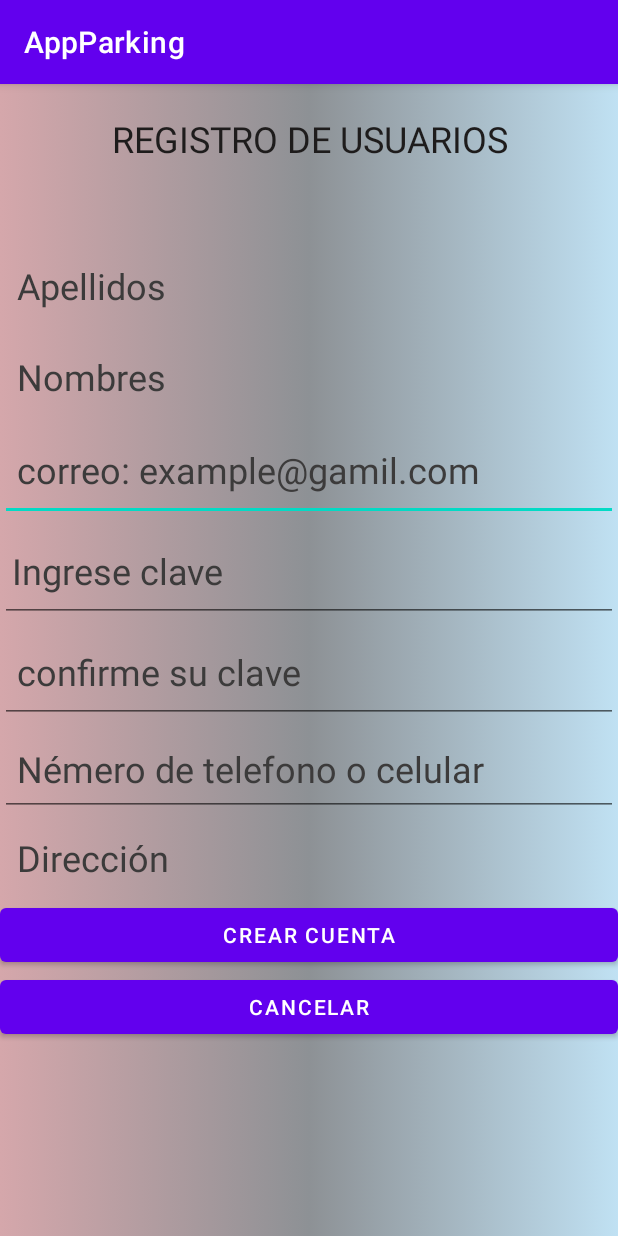
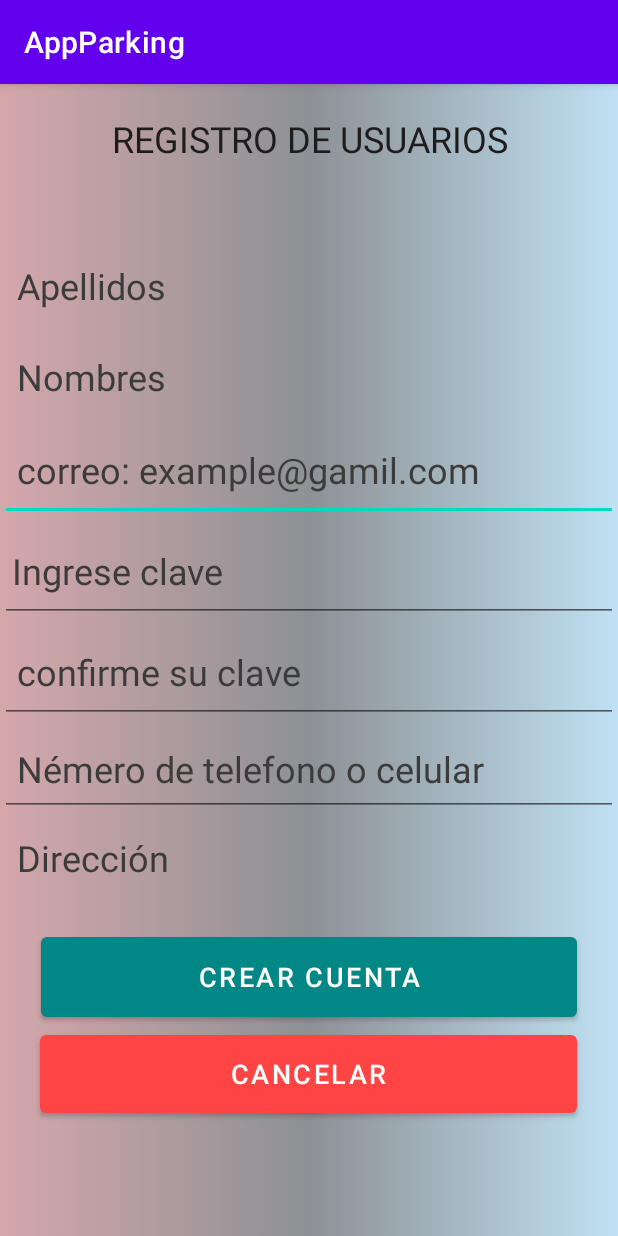
Before and after one commit to Alatriz18/AppParking1, an Android app: the activity_registro screen opened directly, with no data from a screen before it, on a phone screen of 412 x 824 dp. Run offline under Robolectric (Android 15) with nearby library versions, the phone set to English and light mode, and no system bars.

Commit message:
Update activity_registro.xml

```diff
--- a/app/src/main/res/layout/activity_registro.xml
+++ b/app/src/main/res/layout/activity_registro.xml
@@ -114,17 +114,28 @@
             android:textColorHint="#3C3B3B"
             android:textSize="24sp" />
 
+        <TextView
+            android:id="@+id/textView14"
+            android:layout_width="match_parent"
+            android:layout_height="wrap_content" />
+
         <Button
             android:id="@+id/button2"
-            android:layout_width="match_parent"
-            android:layout_height="wrap_content"
-            android:text="crear cuenta" />
+            android:layout_width="357dp"
+            android:layout_height="65dp"
+            android:layout_gravity="center"
+            android:text="crear cuenta"
+            android:textSize="18sp"
+            app:backgroundTint="@color/teal_700" />
 
         <Button
             android:id="@+id/button3"
-            android:layout_width="match_parent"
-            android:layout_height="wrap_content"
-            android:text="cancelar" />
+            android:layout_width="358dp"
+            android:layout_height="64dp"
+            android:layout_gravity="center"
+            android:text="cancelar"
+            android:textSize="18sp"
+            app:backgroundTint="@android:color/holo_red_light" />
 
     </LinearLayout>
 </androidx.constraintlayout.widget.ConstraintLayout>
```
